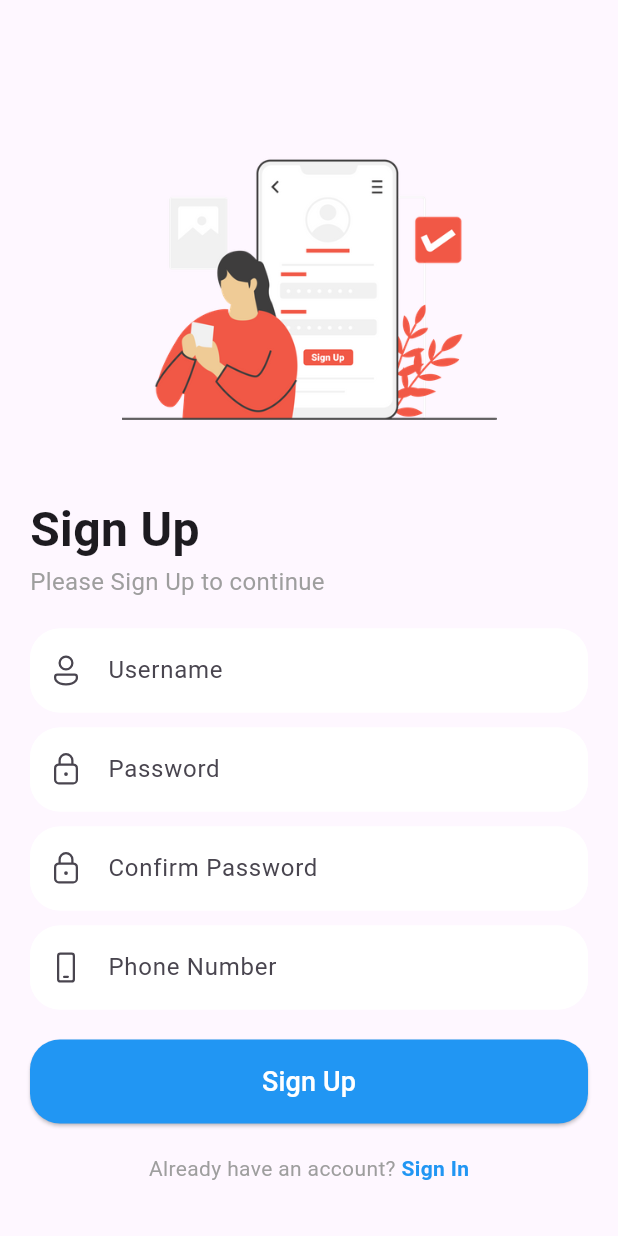
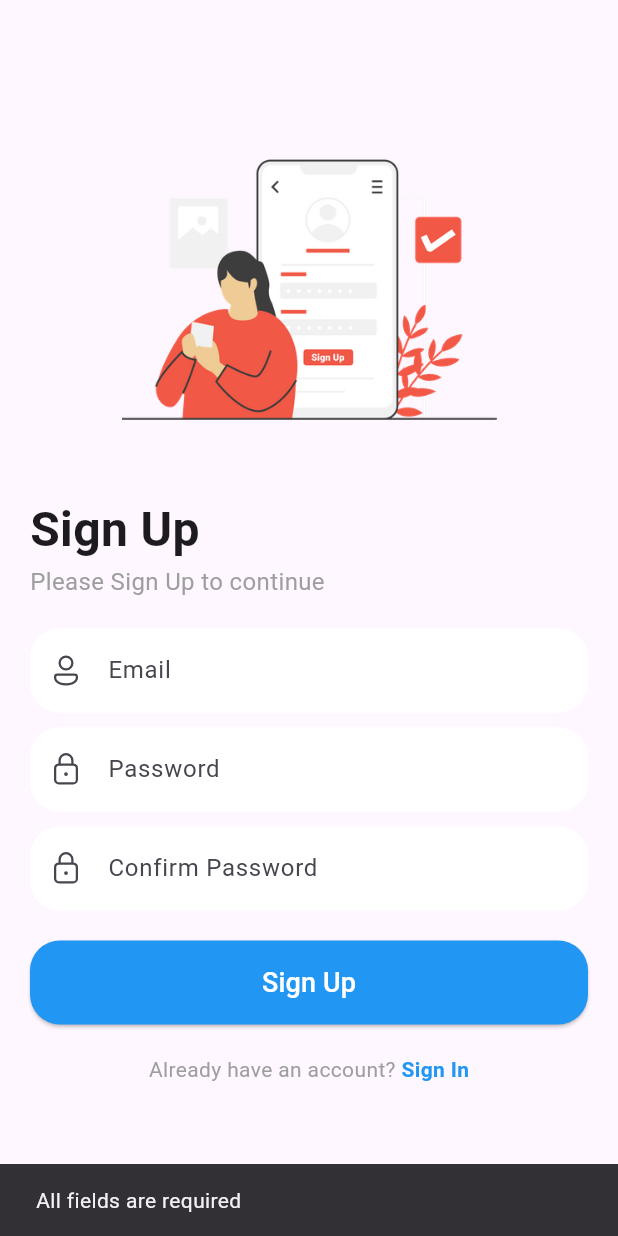
Before and after one commit to A3rii/mobile_project, a Flutter app: the SignUpPage screen opened by its route, after a tap on "Sign Up", on a phone screen of 412 x 824 dp. Run offline on Flutter 3.47's test engine with Material 3 defaults, Android fonts, the light colour scheme and no system bars; our stand-ins replace another_carousel_pro, device_preview, firebase_auth, firebase_core, fluentui_system_icons; missing offline and left inert: bottom_picker; accounts and stored records are empty.

Commit message:
adding auth services

```diff
--- /dev/null
+++ b/lib/pages/auth/services/auth_service.dart
@@ -0,0 +1,50 @@
+import 'package:firebase_auth/firebase_auth.dart';
+
+class AuthService {
+  final FirebaseAuth _firebaseAuth = FirebaseAuth.instance;
+
+  // Signup method
+  Future<void> signup({
+    required String email,
+    required String password,
+  }) async {
+    try {
+      await _firebaseAuth.createUserWithEmailAndPassword(
+        email: email,
+        password: password,
+      );
+    } on FirebaseAuthException catch (e) {
+      String message;
+      if (e.code == 'weak-password') {
+        message = 'The password provided is too weak.';
+      } else if (e.code == 'email-already-in-use') {
+        message = 'An account with this email already exists.';
+      } else if (e.code == 'invalid-email') {
+        message = 'The email address is not valid.';
+      } else {
+        message = 'An unexpected error occurred. Please try again.';
+      }
+      throw Exception(message); // Throw the error to be caught in the UI layer
+    }
+  }
+
+  Future<void> login({
+    required String email,
+    required String password,
+  }) async {
+    try {
+      await FirebaseAuth.instance.signInWithEmailAndPassword(
+        email: email,
+        password: password,
+      );
+    } on FirebaseAuthException catch (e) {
+      String message;
+      if (e.code == 'INVALID_LOGIN_CREDENTIALS') {
+        message = 'Invalid Credential.';
+      } else {
+        message = 'An unexpected error occurred. Please try again.';
+      }
+      throw Exception(message); // Throw the error to be caught in the UI layer
+    }
+  }
+}
--- a/lib/pages/auth/sign-up.dart
+++ b/lib/pages/auth/sign-up.dart
@@ -1,9 +1,65 @@
 import 'package:flutter/material.dart';
 import 'package:fluentui_system_icons/fluentui_system_icons.dart';
-import 'package:mobile_project/pages/auth/login.dart';
+import 'package:mobile_project/pages/home.dart';
+import 'package:mobile_project/pages/auth/services/auth_service.dart';
 
-class SignUpPage extends StatelessWidget {
+class SignUpPage extends StatefulWidget {
   const SignUpPage({super.key});
+
+  @override
+  State<SignUpPage> createState() => _SignUpPageState();
+}
+
+class _SignUpPageState extends State<SignUpPage> {
+  // TextEditingControllers to capture user input
+  final TextEditingController emailController = TextEditingController();
+  final TextEditingController passwordController = TextEditingController();
+  final TextEditingController confirmPasswordController =
+      TextEditingController();
+
+  @override
+  void dispose() {
+    // Clean up controllers
+    emailController.dispose();
+    passwordController.dispose();
+    confirmPasswordController.dispose();
+    super.dispose();
+  }
+
+  Future<void> handleSignUp() async {
+    final email = emailController.text.trim();
+    final password = passwordController.text.trim();
+    final confirmPassword = confirmPasswordController.text.trim();
+
+    if (email.isEmpty || password.isEmpty || confirmPassword.isEmpty) {
+      ScaffoldMessenger.of(context).showSnackBar(
+        const SnackBar(content: Text("All fields are required")),
+      );
+      return;
+    }
+
+    if (password != confirmPassword) {
+      ScaffoldMessenger.of(context).showSnackBar(
+        const SnackBar(content: Text("Passwords do not match")),
+      );
+      return;
+    }
+
+    try {
+      await AuthService().signup(email: email, password: password);
+      ScaffoldMessenger.of(context).showSnackBar(
+        const SnackBar(content: Text("Sign-up successful")),
+      );
+      Navigator.pushReplacement(
+        context,
+        MaterialPageRoute(builder: (context) => const HomePage()),
+      );
+    } catch (e) {
+      ScaffoldMessenger.of(context).showSnackBar(
+        SnackBar(content: Text("Error: $e")),
+      );
+    }
+  }
 
   @override
   Widget build(BuildContext context) {
@@ -38,10 +94,11 @@ class SignUpPage extends StatelessWidget {
                 ),
               ),
               const SizedBox(height: 20),
-              const TextField(
-                decoration: InputDecoration(
+              TextField(
+                controller: emailController,
+                decoration: const InputDecoration(
                   prefixIcon: Icon(FluentIcons.person_24_regular),
-                  labelText: "Username",
+                  labelText: "Email",
                   floatingLabelStyle: TextStyle(color: Colors.green),
                   filled: true,
                   fillColor: Colors.white,
@@ -56,8 +113,9 @@ class SignUpPage extends StatelessWidget {
                 ),
               ),
               const SizedBox(height: 10),
-              const TextField(
-                decoration: InputDecoration(
+              TextField(
+                controller: passwordController,
+                decoration: const InputDecoration(
                   prefixIcon: Icon(FluentIcons.lock_closed_24_regular),
                   labelText: "Password",
                   floatingLabelStyle: TextStyle(color: Colors.green),
@@ -75,8 +133,9 @@ class SignUpPage extends StatelessWidget {
                 obscureText: true,
               ),
               const SizedBox(height: 10),
-              const TextField(
-                decoration: InputDecoration(
+              TextField(
+                controller: confirmPasswordController,
+                decoration: const InputDecoration(
                   prefixIcon: Icon(FluentIcons.lock_closed_24_regular),
                   labelText: "Confirm Password",
                   floatingLabelStyle: TextStyle(color: Colors.green),
@@ -93,32 +152,11 @@ class SignUpPage extends StatelessWidget {
                 ),
                 obscureText: true,
               ),
-              const SizedBox(height: 10),
-              const TextField(
-                decoration: InputDecoration(
-                  prefixIcon: Icon(FluentIcons.phone_24_regular),
-                  labelText: "Phone Number",
-                  floatingLabelStyle: TextStyle(color: Colors.green),
-                  filled: true,
-                  fillColor: Colors.white,
-                  enabledBorder: OutlineInputBorder(
-                    borderRadius: BorderRadius.all(Radius.circular(20.0)),
-                    borderSide: BorderSide(color: Colors.white),
-                  ),
-                  focusedBorder: OutlineInputBorder(
-                    borderRadius: BorderRadius.all(Radius.circular(20.0)),
-                    borderSide: BorderSide(color: Colors.green),
-                  ),
-                ),
-                keyboardType: TextInputType.phone,
-              ),
               const SizedBox(height: 20),
               SizedBox(
                 width: double.infinity,
                 child: ElevatedButton(
-                  onPressed: () {
-                    // Sign Up button pressed
-                  },
+                  onPressed: handleSignUp,
                   style: ElevatedButton.styleFrom(
                     backgroundColor: Colors.blue,
                     shape: RoundedRectangleBorder(
@@ -148,7 +186,7 @@ class SignUpPage extends StatelessWidget {
                       Navigator.push(
                         context,
                         MaterialPageRoute(
-                          builder: (context) => const LoginPage(),
+                          builder: (context) => const HomePage(),
                         ),
                       );
                     },
```
Also changed, not shown: lib/pages/auth/login.dart (+51 -8 lines).
